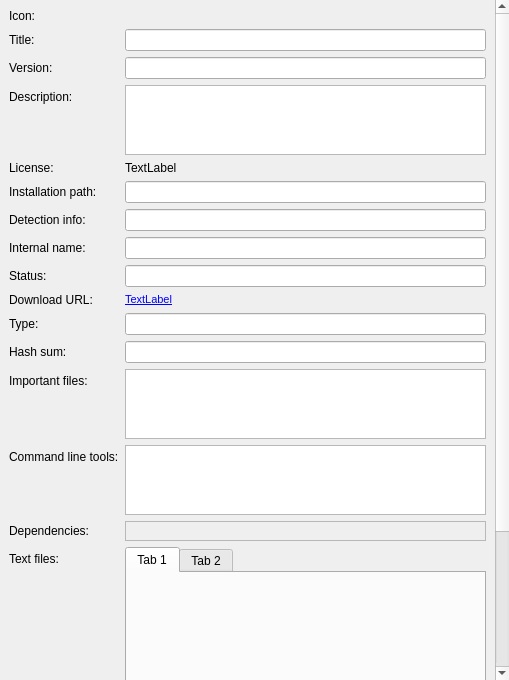
Qt form npackdg/src/packageversionform.ui (npackd/npackd-cpp) before a commit.
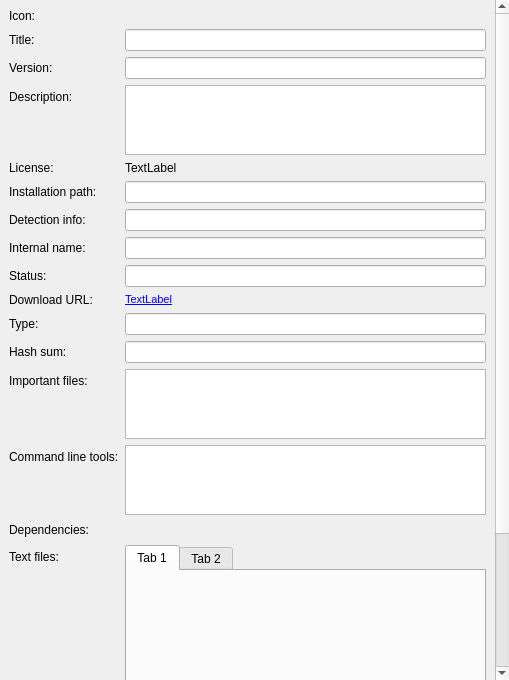
The same form after that commit.

Commit message: remove the border

What changed in the file:
```diff
--- a/npackdg/src/packageversionform.ui
+++ b/npackdg/src/packageversionform.ui
@@ -39,8 +39,8 @@
        <rect>
         <x>0</x>
         <y>0</y>
-        <width>492</width>
-        <height>852</height>
+        <width>493</width>
+        <height>820</height>
        </rect>
       </property>
       <layout class="QFormLayout" name="formLayout">
@@ -366,10 +366,10 @@
        <item row="15" column="1">
         <widget class="QFrame" name="frameDependencies">
          <property name="frameShape">
-          <enum>QFrame::StyledPanel</enum>
+          <enum>QFrame::NoFrame</enum>
          </property>
          <property name="frameShadow">
-          <enum>QFrame::Raised</enum>
+          <enum>QFrame::Plain</enum>
          </property>
          <layout class="QVBoxLayout" name="verticalLayout_2"/>
         </widget>
```
